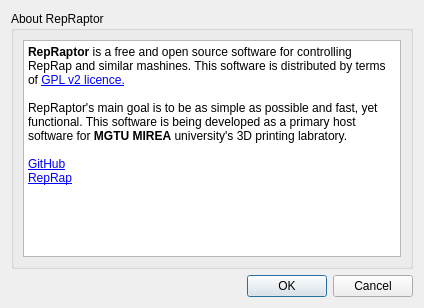
NeoTheFox/RepRaptor, file aboutwindow.ui: the form before one commit.
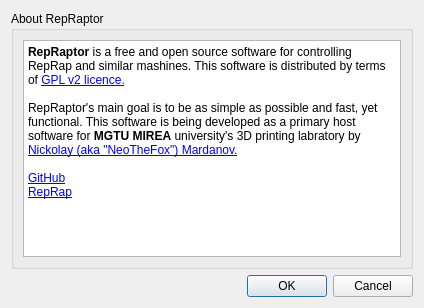
The form after the commit. Icons and pictures are not drawn.

Commit message: Minor tweaks towards release

Diff of the .ui file:
```diff
--- a/aboutwindow.ui
+++ b/aboutwindow.ui
@@ -36,7 +36,8 @@
 &lt;p align=&quot;center&quot; style=&quot; margin-top:0px; margin-bottom:0px; margin-left:0px; margin-right:0px; -qt-block-indent:0; text-indent:0px;&quot;&gt;&lt;img src=&quot;:/pics/logo&quot; /&gt;&lt;/p&gt;
 &lt;p style=&quot; margin-top:0px; margin-bottom:0px; margin-left:0px; margin-right:0px; -qt-block-indent:0; text-indent:0px;&quot;&gt;&lt;span style=&quot; font-weight:600;&quot;&gt;RepRaptor&lt;/span&gt; is a free and open source software for controlling RepRap and similar mashines. This software is distributed by terms of &lt;a href=&quot;https://www.gnu.org/licenses/gpl-2.0.html&quot;&gt;&lt;span style=&quot; text-decoration: underline; color:#0000ff;&quot;&gt;GPL v2 licence.&lt;/span&gt;&lt;/a&gt;&lt;/p&gt;
 &lt;p style=&quot;-qt-paragraph-type:empty; margin-top:0px; margin-bottom:0px; margin-left:0px; margin-right:0px; -qt-block-indent:0; text-indent:0px; text-decoration: underline; color:#0000ff;&quot;&gt;&lt;br /&gt;&lt;/p&gt;
-&lt;p style=&quot; margin-top:0px; margin-bottom:0px; margin-left:0px; margin-right:0px; -qt-block-indent:0; text-indent:0px;&quot;&gt;RepRaptor's main goal is to be as simple as possible and fast, yet functional. This software is being developed as a primary host software for &lt;span style=&quot; font-weight:600;&quot;&gt;MGTU MIREA&lt;/span&gt; university's 3D printing labratory.&lt;/p&gt;
+&lt;p style=&quot; margin-top:0px; margin-bottom:0px; margin-left:0px; margin-right:0px; -qt-block-indent:0; text-indent:0px;&quot;&gt;RepRaptor's main goal is to be as simple as possible and fast, yet functional. This software is being developed as a primary host software for &lt;span style=&quot; font-weight:600;&quot;&gt;MGTU MIREA&lt;/span&gt; university's 3D printing labratory by&lt;/p&gt;
+&lt;p style=&quot; margin-top:0px; margin-bottom:0px; margin-left:0px; margin-right:0px; -qt-block-indent:0; text-indent:0px;&quot;&gt;&lt;a href=&quot;mailto:repraptor-dev@repraptor.33mail.com&quot;&gt;&lt;span style=&quot; text-decoration: underline; color:#0000ff;&quot;&gt;Nickolay (aka &amp;quot;NeoTheFox&amp;quot;) Mardanov.&lt;/span&gt;&lt;/a&gt;&lt;/p&gt;
 &lt;p style=&quot;-qt-paragraph-type:empty; margin-top:0px; margin-bottom:0px; margin-left:0px; margin-right:0px; -qt-block-indent:0; text-indent:0px;&quot;&gt;&lt;br /&gt;&lt;/p&gt;
 &lt;p style=&quot; margin-top:0px; margin-bottom:0px; margin-left:0px; margin-right:0px; -qt-block-indent:0; text-indent:0px;&quot;&gt;&lt;a href=&quot;https://github.com/NeoTheFox/RepRaptor&quot;&gt;&lt;span style=&quot; text-decoration: underline; color:#0000ff;&quot;&gt;GitHub&lt;/span&gt;&lt;/a&gt;&lt;/p&gt;
 &lt;p style=&quot; margin-top:0px; margin-bottom:0px; margin-left:0px; margin-right:0px; -qt-block-indent:0; text-indent:0px;&quot;&gt;&lt;a href=&quot;http://www.reprap.org&quot;&gt;&lt;span style=&quot; text-decoration: underline; color:#0000ff;&quot;&gt;RepRap&lt;/span&gt;&lt;/a&gt;&lt;/p&gt;
```
Left out of the diff: 8 changed lines with no effect on the pictures. The commit also changes 1 other file.
